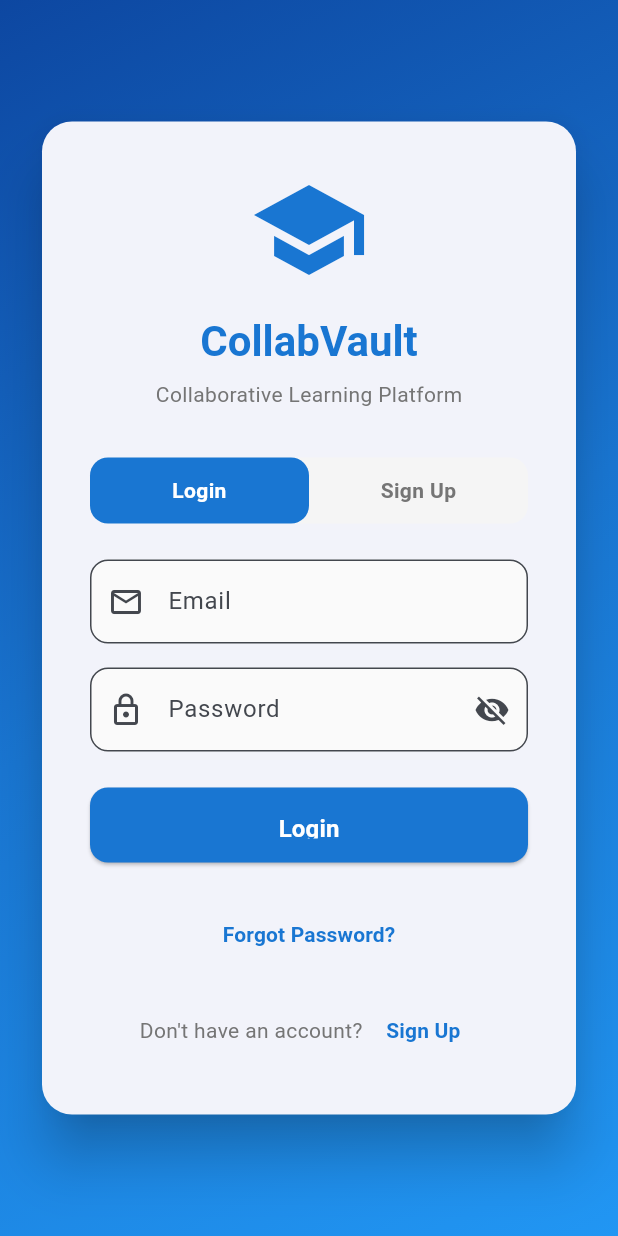
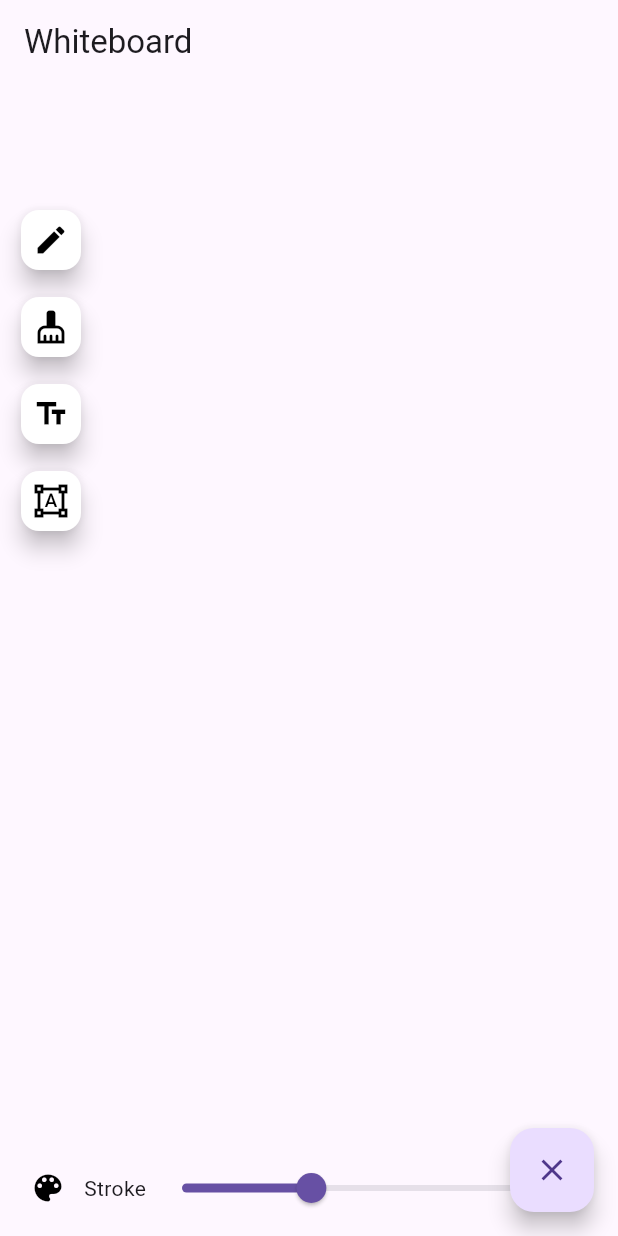
Before and after one commit to Yash2758/CollabVault, a Flutter app: the screen it shows after launch, on a phone screen of 412 x 824 dp. Run offline on Flutter 3.47's test engine with Material 3 defaults, Android fonts, the phone set to English and light mode, and no system bars; our stand-ins replace equatable, flutter_colorpicker, shared_preferences, supabase_flutter; accounts and stored records are empty.

Commit message:
whiteboar created

```diff
--- a/lib/controllers/auth_data_controller.dart
+++ b/lib/controllers/auth_data_controller.dart
@@ -280,7 +280,7 @@ class AuthDataController {
     if (accessToken != null && accessToken.isNotEmpty && refreshToken != null && refreshToken.isNotEmpty) {
       final response = await _client.auth.setSession(refreshToken);
       final session = response.session;
-      final userId = session?.user?.id;
+      final userId = session?.user.id;
       if (userId != null) {
         // Fetch user profile for temp user info (optional)
         final profileRes = await _client.from('users').select().eq('id', userId).single();
--- /dev/null
+++ b/lib/controllers/drawing_controller.dart
@@ -0,0 +1,17 @@
+import 'package:collab/models/drawing_point.dart';
+
+class DrawingController {
+  List<DrawingPoint?> points = [];
+
+  void addPoint(DrawingPoint point) {
+    points.add(point);
+  }
+
+  void endStroke() {
+    points.add(null); // Null signifies stroke break
+  }
+
+  void clear() {
+    points.clear();
+  }
+}
--- a/lib/main.dart
+++ b/lib/main.dart
@@ -1,62 +1,4 @@
 import 'package:flutter/material.dart';
-import 'package:supabase_flutter/supabase_flutter.dart';
-import 'controllers/auth_data_controller.dart';
-import 'screens/login_screen.dart';
-import 'screens/home_screen.dart';
+import 'screens/drawing_screen.dart';
 
-Future<void> main() async {
-  WidgetsFlutterBinding.ensureInitialized();
-
-  // Initialize the auth controller
-  authController = await AuthDataController.create();
-
-  runApp(const MyApp());
-}
-
-late final AuthDataController authController;
-final ValueNotifier<bool> userLoggedInNotifier = ValueNotifier<bool>(false);
-
-class MyApp extends StatelessWidget {
-  const MyApp({super.key});
-
-  @override
-  Widget build(BuildContext context) {
-    return ValueListenableBuilder<bool>(
-      valueListenable: authController.userLoggedInNotifier,
-      builder: (context, loggedIn, _) {
-        return MaterialApp(
-          title: 'CollabVault',
-          debugShowCheckedModeBanner: false,
-          theme: ThemeData(
-            colorScheme: ColorScheme.fromSeed(
-              seedColor: Colors.blue,
-              brightness: Brightness.light,
-            ),
-            useMaterial3: true,
-            inputDecorationTheme: InputDecorationTheme(
-              border: OutlineInputBorder(
-                borderRadius: BorderRadius.circular(12),
-              ),
-              filled: true,
-              fillColor: Colors.grey.shade50,
-            ),
-            elevatedButtonTheme: ElevatedButtonThemeData(
-              style: ElevatedButton.styleFrom(
-                shape: RoundedRectangleBorder(
-                  borderRadius: BorderRadius.circular(12),
-                ),
-                padding: const EdgeInsets.symmetric(vertical: 16),
-              ),
-            ),
-          ),
-          home: loggedIn
-              ? HomeScreen(authController: authController)
-              : LoginScreen(
-                  authController: authController,
-                  userLoggedInNotifier: authController.userLoggedInNotifier,
-                ),
-        );
-      },
-    );
-  }
-}
+void main() => runApp(MaterialApp(home: DrawingScreen()));
--- /dev/null
+++ b/lib/models/drawing_point.dart
@@ -0,0 +1,13 @@
+import 'package:flutter/material.dart';
+
+class DrawingPoint {
+  final Offset point;
+  final Color color;
+  final double strokeWidth;
+
+  DrawingPoint({
+    required this.point,
+    required this.color,
+    required this.strokeWidth,
+  });
+}
--- /dev/null
+++ b/lib/screens/drawing_screen.dart
@@ -0,0 +1,179 @@
+import 'package:flutter/material.dart';
+import 'package:collab/controllers/drawing_controller.dart';
+import 'package:collab/models/drawing_point.dart';
+import 'package:flutter_colorpicker/flutter_colorpicker.dart';
+
+enum ToolMode { pen, eraser, text, shape }
+class DrawingScreen extends StatefulWidget {
+
+  final Paint _defaultPaint = Paint()
+    ..color = Colors.black
+    ..strokeWidth = 4.0
+    ..strokeCap = StrokeCap.round;
+
+  @override
+  _DrawingScreenState createState() => _DrawingScreenState();
+}
+
+class _DrawingScreenState extends State<DrawingScreen> {
+
+  ToolMode currentTool = ToolMode.pen;
+
+  // ✅ Enum definition
+
+
+  // other state variables...
+  final DrawingController _controller = DrawingController();
+  Color selectedColor = Colors.black;
+  double strokeWidth = 4.0;
+
+
+  Widget _buildControlsRow() {
+    return Padding(
+      padding: const EdgeInsets.all(8.0),
+      child: Row(
+        children: [
+          IconButton(
+            icon: Icon(Icons.color_lens, color: selectedColor),
+            onPressed: () async {
+              Color? color = await showDialog(
+                context: context,
+                builder: (_) => AlertDialog(
+                  title: Text("Pick a color"),
+                  content: SingleChildScrollView(
+                    child: BlockPicker(
+                      pickerColor: selectedColor,
+                      onColorChanged: (c) => Navigator.pop(context, c),
+                    ),
+                  ),
+                ),
+              );
+              if (color != null) setState(() => selectedColor = color);
+            },
+          ),
+          Text("Stroke"),
+          Expanded(
+            child: Slider(
+              value: strokeWidth,
+              min: 1.0,
+              max: 10.0,
+              onChanged: (value) => setState(() => strokeWidth = value),
+            ),
+          ),
+        ],
+      ),
+    );
+  }
+
+  @override
+  Widget build(BuildContext context) {
+    return Scaffold(
+      appBar: AppBar(title: Text("Whiteboard")),
+      body: Stack(
+  children: [
+    LayoutBuilder(
+      builder: (context, constraints) {
+        return Column(
+          children: [
+            Expanded(
+              child: GestureDetector(
+                onPanUpdate: (details) {
+                  RenderBox box = context.findRenderObject() as RenderBox;
+                  Offset point = box.globalToLocal(details.globalPosition);
+                  setState(() {
+                    _controller.addPoint(
+                      DrawingPoint(
+                        point: point,
+                        color: selectedColor,
+                        strokeWidth: strokeWidth,
+                      ),
+                    );
+                  });
+                },
+                onPanEnd: (_) => setState(() => _controller.endStroke()),
+                child: CustomPaint(
+                  painter: _DrawingPainter(_controller.points),
+                  size: Size(constraints.maxWidth, constraints.maxHeight),
+                ),
+              ),
+            ),
+            _buildControlsRow(), // this is your bottom row with color/stroke
+          ],
+        );
+      },
+    ),
+
+    // 🟨 Miro-style Side Toolbar
+    Positioned(
+      top: 80,
+      left: 10,
+      child: Column(
+        children: [
+          _toolButton(Icons.edit, "Pen", onTap: () {
+            // set tool to pen
+          }),
+          SizedBox(height: 10),
+          _toolButton(Icons.cleaning_services, "Eraser", onTap: () {
+            // set tool to eraser
+          }),
+          SizedBox(height: 10),
+          _toolButton(Icons.text_fields, "Text", onTap: () {
+            // set tool to text
+          }),
+          SizedBox(height: 10),
+          _toolButton(Icons.format_shapes, "Shape", onTap: () {
+            // set tool to shape
+          }),
+        ],
+      ),
+    ),
+  ],
+),
+
+      floatingActionButton: FloatingActionButton(
+        child: Icon(Icons.clear),
+        onPressed: () => setState(() => _controller.clear()),
+      ),
+    );
+  }
+
+
+
+}
+Widget _toolButton(IconData icon, String tooltip, {required VoidCallback onTap}) {
+  return FloatingActionButton(
+    heroTag: tooltip,
+    mini: true,
+    tooltip: tooltip,
+    backgroundColor: Colors.white,
+    foregroundColor: Colors.black,
+    onPressed: onTap,
+    child: Icon(icon),
+  );
+}
+
+
+class _DrawingPainter extends CustomPainter {
+  final List<DrawingPoint?> points;
+
+  _DrawingPainter(this.points);
+
+
+  @override
+  void paint(Canvas canvas, Size size) {
+    for (int i = 0; i < points.length - 1; i++) {
+      if (points[i] != null && points[i + 1] != null) {
+        final paint = Paint()
+          ..color = points[i]!.color
+          ..strokeWidth = points[i]!.strokeWidth
+          ..strokeCap = StrokeCap.round;
+
+        canvas.drawLine(points[i]!.point, points[i + 1]!.point, paint);
+      }
+    }
+  }
+
+
+  @override
+  bool shouldRepaint(_DrawingPainter oldDelegate) => true;
+}
--- a/lib/screens/login_screen.dart
+++ b/lib/screens/login_screen.dart
@@ -110,9 +110,9 @@ class _LoginScreenState extends State<LoginScreen> with TickerProviderStateMixin
         email: _emailController.text,
         password: _passwordController.text,
       );
-      print('Login returned user: ' + user.toString());
-      print('is2FAEnabled: ' + widget.authController.is2FAEnabled.toString());
-      print('userLoggedInNotifier: ' + widget.authController.userLoggedInNotifier.value.toString());
+      print('Login returned user: $user');
+      print('is2FAEnabled: ${widget.authController.is2FAEnabled}');
+      print('userLoggedInNotifier: ${widget.authController.userLoggedInNotifier.value}');
       // Check if 2FA is enabled
       if (widget.authController.is2FAEnabled) {
         // Show 2FA verification screen
@@ -130,7 +130,7 @@ class _LoginScreenState extends State<LoginScreen> with TickerProviderStateMixin
         }
       }
     } catch (e) {
-      print('Login error: ' + e.toString());
+      print('Login error: $e');
       if (mounted) {
         ScaffoldMessenger.of(context).showSnackBar(
           SnackBar(
--- a/pubspec.yaml
+++ b/pubspec.yaml
@@ -31,6 +31,7 @@ dependencies:
   flutter:
     sdk: flutter
   equatable: ^2.0.5
+  flutter_colorpicker: ^1.0.3
 
   # The following adds the Cupertino Icons font to your application.
   # Use with the CupertinoIcons class for iOS style icons.
```
Also changed, not shown: pubspec.lock.
